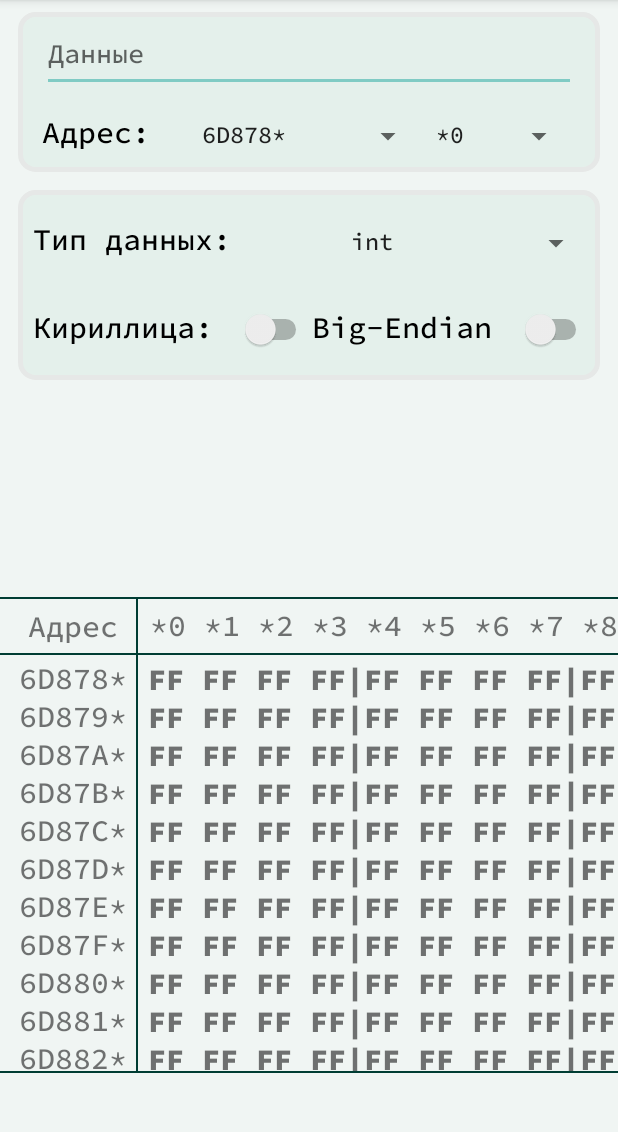
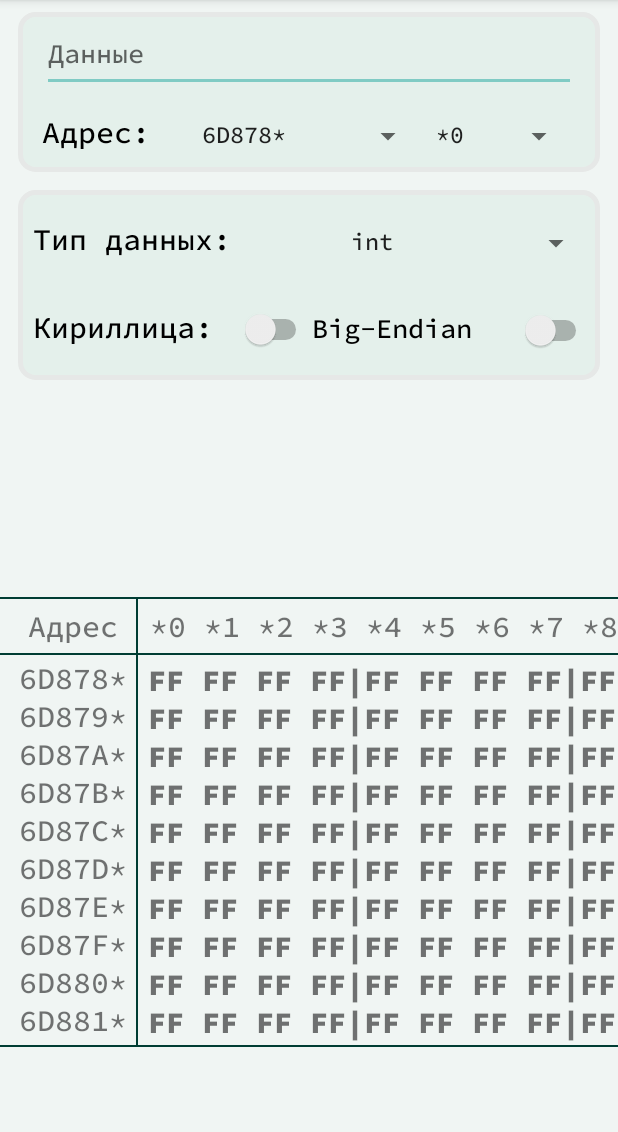
Before and after one commit to Fuuulkrum7/ByteOrderInMemory, an Android app: the screen it shows after launch (MainActivity), on a phone screen of 412 x 824 dp, the part 84-1216 px from its top. Run offline under Robolectric (Android 15) with nearby library versions, the phone set to English and light mode, and no system bars.

Commit message:
fix bugs with xml

```diff
--- a/app/src/main/java/com/example/course_work/MainActivity.java
+++ b/app/src/main/java/com/example/course_work/MainActivity.java
@@ -36,7 +36,8 @@ public class MainActivity extends AppCompatActivity {
     Spinner datatype, address_y, address_x;
     @SuppressLint("UseSwitchCompatOrMaterialCode")
     Switch cyrillic, big_endian;
-    byte[][] memory = new byte[11][16];
+    int height = DataTypeMapping.height;
+    byte[][] memory = new byte[height][16];
     int address_number = Integer.parseInt("100000", 16);
     DataTypeMapping dataTypeMapping = null;
 
@@ -61,12 +62,12 @@ public class MainActivity extends AppCompatActivity {
         memory_dump = findViewById(R.id.memory_dump);
 
         StringBuilder dump = new StringBuilder();
-        String[] addresses = new String[11];
+        String[] addresses = new String[height];
 
         address_number += (new Random()).nextInt(Integer.parseInt("800000", 16));
         address_number -= address_number % 16;
 
-        for (int j = 0; j < 11; ++j) {
+        for (int j = 0; j < height; ++j) {
             byte[] line = memory[j];
             Arrays.fill(line, (byte) 127);
             for (int i = 0; i < line.length; ++i) {
--- a/app/src/main/java/com/example/course_work/data_mapping/DataTypeMapping.java
+++ b/app/src/main/java/com/example/course_work/data_mapping/DataTypeMapping.java
@@ -12,7 +12,7 @@ import android.widget.TextView;
 import com.example.course_work.StandardInputField;
 
 public abstract class DataTypeMapping {
-    int height = 11;
+    public final static int height = 10;
     int width = 4;
     byte[][] memory_dump;
     TextView memory_text;
--- a/app/src/main/res/layout/activity_main.xml
+++ b/app/src/main/res/layout/activity_main.xml
@@ -139,7 +139,7 @@
                 android:layout_weight="1"
                 android:fontFamily="@font/source_code_pro_medium"
                 android:text="Big-Endian"
-                android:textSize="20sp" />
+                android:textSize="18sp" />
         </LinearLayout>
 
     </LinearLayout>
@@ -189,7 +189,7 @@
     <HorizontalScrollView
         android:id="@+id/data_container"
         android:layout_width="0dp"
-        android:layout_height="wrap_content"
+        android:layout_height="0dp"
         app:layout_constraintBottom_toBottomOf="@id/address"
         app:layout_constraintEnd_toEndOf="parent"
         app:layout_constraintStart_toEndOf="@+id/address"
@@ -215,7 +215,7 @@
             <TextView
                 android:id="@+id/memory_dump"
                 android:layout_width="match_parent"
-                android:layout_height="275dp"
+                android:layout_height="match_parent"
                 android:layout_marginEnd="4dp"
                 android:fontFamily="@font/source_code_pro_black"
                 android:gravity="center|top"
@@ -228,7 +228,7 @@
     <TextView
         android:id="@+id/address"
         android:layout_width="90dp"
-        android:layout_height="275dp"
+        android:layout_height="0dp"
         android:layout_marginStart="4dp"
         android:layout_marginTop="4dp"
         android:fontFamily="@font/source_code_pro_medium"
```
